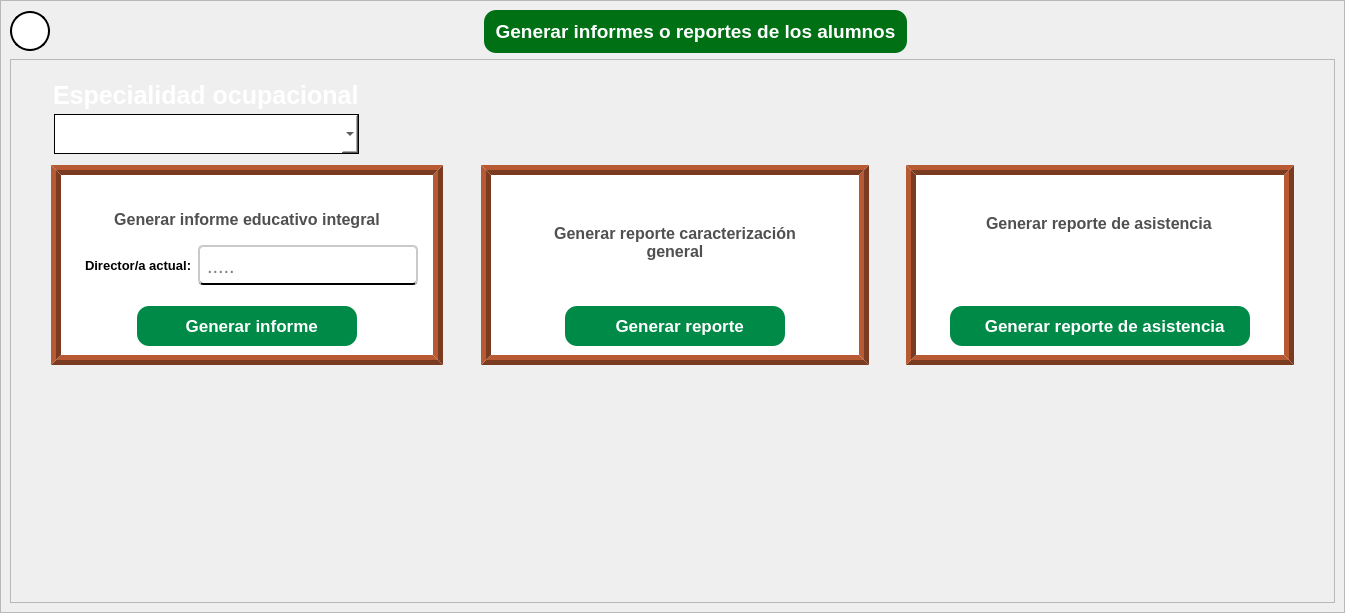
Old version of the form recursos_graficos_y_logicos/elementos_graficos_ui/pantalla_generar_informes_y_reportes_de_alumnos.ui in the repository Enmanuel-86/TELA-APP.
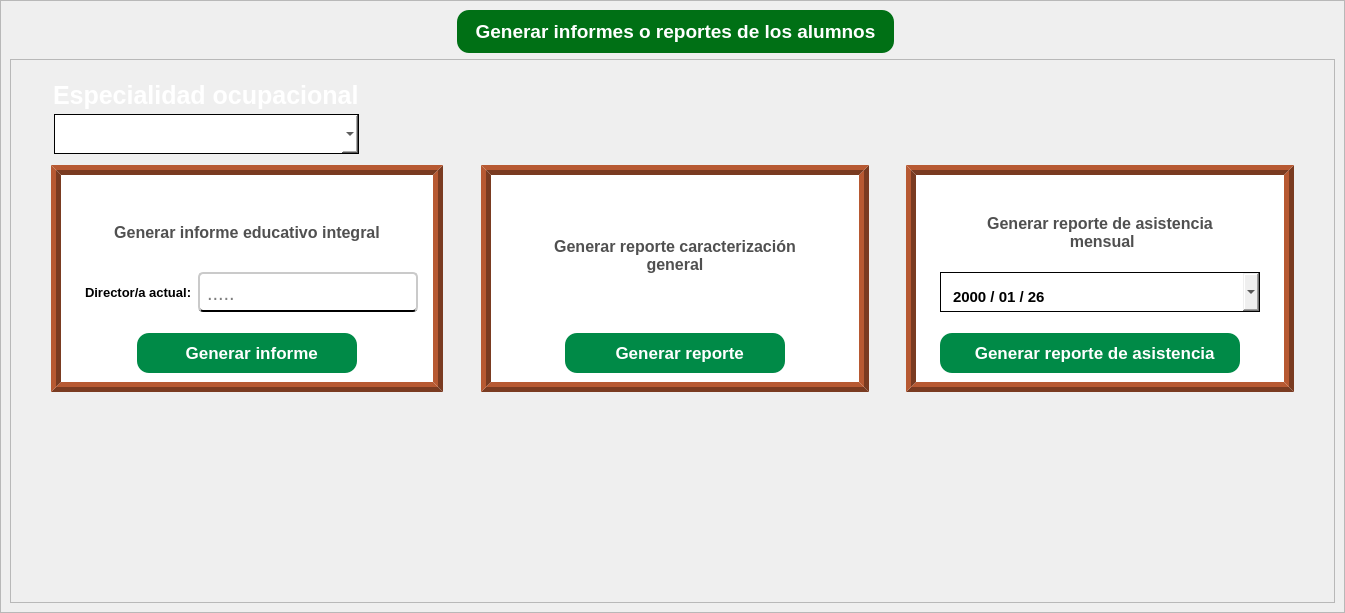
New version of the form. Icons and pictures are not drawn.

Commit message: Se borro el boton de regreso y se implemento el un QDateEdit para la generacion de reportes de asistencia de alumnos

```diff
--- a/recursos_graficos_y_logicos/elementos_graficos_ui/pantalla_generar_informes_y_reportes_de_alumnos.ui
+++ b/recursos_graficos_y_logicos/elementos_graficos_ui/pantalla_generar_informes_y_reportes_de_alumnos.ui
@@ -135,52 +135,6 @@
             </property>
            </spacer>
           </item>
-          <item row="0" column="0">
-           <widget class="QPushButton" name="boton_de_regreso">
-            <property name="minimumSize">
-             <size>
-              <width>40</width>
-              <height>40</height>
-             </size>
-            </property>
-            <property name="maximumSize">
-             <size>
-              <width>40</width>
-              <height>40</height>
-             </size>
-            </property>
-            <property name="cursor">
-             <cursorShape>PointingHandCursor</cursorShape>
-            </property>
-            <property name="styleSheet">
-             <string notr="true">QPushButton{
-
-	background-color: rgb(255, 255, 255);
-	border-radius: 20px ;
-	border:2px solid;
-
-}
-
-QPushButton:hover{
-
-	background-color: rgb(199, 199, 199)
-}</string>
-            </property>
-            <property name="text">
-             <string/>
-            </property>
-            <property name="icon">
-             <iconset>
-              <normaloff>../recursos_de_imagenes/iconos_de_interfaz/flecha_izquierda_2.png</normaloff>../recursos_de_imagenes/iconos_de_interfaz/flecha_izquierda_2.png</iconset>
-            </property>
-            <property name="iconSize">
-             <size>
-              <width>30</width>
-              <height>30</height>
-             </size>
-            </property>
-           </widget>
-          </item>
           <item row="0" column="1">
            <spacer name="horizontalSpacer_4">
             <property name="orientation">
@@ -810,7 +764,7 @@
                   <enum>QFrame::Raised</enum>
                  </property>
                  <layout class="QVBoxLayout" name="verticalLayout_3">
-                  <item alignment="Qt::AlignHCenter|Qt::AlignTop">
+                  <item>
                    <widget class="QLabel" name="label_titulo_reporte_asistencia">
                     <property name="font">
                      <font>
@@ -832,15 +786,201 @@
 </string>
                     </property>
                     <property name="text">
-                     <string>Generar reporte de asistencia</string>
+                     <string>Generar reporte de asistencia 
+ mensual</string>
                     </property>
                     <property name="scaledContents">
                      <bool>false</bool>
                     </property>
+                    <property name="alignment">
+                     <set>Qt::AlignCenter</set>
+                    </property>
+                    <property name="wordWrap">
+                     <bool>false</bool>
+                    </property>
                    </widget>
                   </item>
-                  <item alignment="Qt::AlignHCenter">
-                   <widget class="QPushButton" name="boton_generar_informe_integral_3">
+                  <item>
+                   <widget class="QDateEdit" name="dateedit_fecha_reporte_asistencia">
+                    <property name="minimumSize">
+                     <size>
+                      <width>0</width>
+                      <height>40</height>
+                     </size>
+                    </property>
+                    <property name="font">
+                     <font>
+                      <family>Arial</family>
+                      <pointsize>11</pointsize>
+                      <weight>75</weight>
+                      <italic>false</italic>
+                      <bold>true</bold>
+                     </font>
+                    </property>
+                    <property name="toolTip">
+                     <string>Año/Mes/Dia</string>
+                    </property>
+                    <property name="styleSheet">
+                     <string notr="true">QDateEdit{
+
+	padding-left:10px;
+	padding-top:10px;
+	border:1px solid #000000 ;
+
+}
+
+QDateEdit:focus {
+    border: 2px solid #0078d7;   /* Borde azul cuando está en foco */
+    background-color: #e0f7ff;   /* Fondo azul claro */
+}
+
+QDateEdit:focus {
+    border: 2px solid #0078d7;   /* Borde azul cuando está en foco */
+    background-color: #e0f7ff;   /* Fondo azul claro */
+}
+
+
+
+
+QDateEdit QAbstractItemView {
+    border: 1px solid #ccc;
+    background-color: white;
+    color: #333;
+    padding: 5px;  /* Margen interno de la lista */
+    spacing: 10px; /* Espaciado entre los elementos (algunas versiones de Qt lo admiten) */
+}
+
+QDateEdit QAbstractItemView::item {
+    padding: 8px; /* Espaciado interno de cada elemento */
+    margin: 4px; /* Separación entre los elementos */
+}
+
+QDateEdit QAbstractItemView::item:hover {
+    background-color: #c5c1c1;
+    color: white;
+}
+
+QDateEdit:disabled {
+        background-color:rgb(189, 189, 189);
+        color: #808080;
+        border: 1px solid rgb(127, 127, 127);
+    }
+
+
+QCalendarWidget {
+                background-color: white;
+                border: 1px solid #d0d0d0;
+                border-radius: 8px;
+                font-family: Arial, sans-serif;
+            }
+            
+            /* Barra superior con mes y año */
+            QCalendarWidget QWidget#qt_calendar_navigationbar {
+                background-color: #4a90e2;
+                color: white;
+                border-top-left-radius: 7px;
+                border-top-right-radius: 7px;
+                padding: 5px;
+            }
+            
+            /* Botones de navegación */
+            QCalendarWidget QToolButton {
+                background-color: transparent;
+                color: white;
+                font-weight: bold;
+                border: none;
+                padding: 5px;
+                border-radius: 3px;
+            }
+            
+            QCalendarWidget QToolButton:hover {
+                background-color: rgba(255, 255, 255, 0.2);
+            }
+            
+            /* Días de la semana */
+            QCalendarWidget QHeaderView::section {
+                background-color: #f8f9fa;
+                color: #555555;
+                font-weight: bold;
+                padding: 8px;
+                border: none;
+                border-bottom: 1px solid #e0e0e0;
+            }
+            
+            /* Días normales */
+            QCalendarWidget QAbstractItemView:enabled {
+                color: #333333;
+                background-color: white;
+                selection-background-color: #4a90e2;
+                selection-color: white;
+                outline: none;
+                border: none;
+            }
+            
+            /* Día actual */
+            QCalendarWidget QAbstractItemView:enabled:focus {
+                background-color: #e8f4fd;
+                color: #4a90e2;
+                font-weight: bold;
+            }
+            
+            /* Días de otros meses */
+            QCalendarWidget QAbstractItemView:enabled:!selected {
+                color: #aaaaaa;
+            }
+            
+            /* Efecto hover sobre los días */
+            QCalendarWidget QAbstractItemView:enabled:hover {
+                background-color: #f0f7ff;
+            }
+            
+            /* Fines de semana */
+            QCalendarWidget QAbstractItemView:enabled:selected:alternate {
+                background-color: #4a90e2;
+                color: white;
+            }
+
+
+</string>
+                    </property>
+                    <property name="wrapping">
+                     <bool>false</bool>
+                    </property>
+                    <property name="frame">
+                     <bool>true</bool>
+                    </property>
+                    <property name="accelerated">
+                     <bool>true</bool>
+                    </property>
+                    <property name="keyboardTracking">
+                     <bool>true</bool>
+                    </property>
+                    <property name="showGroupSeparator" stdset="0">
+                     <bool>true</bool>
+                    </property>
+                    <property name="currentSection">
+                     <enum>QDateTimeEdit::YearSection</enum>
+                    </property>
+                    <property name="displayFormat">
+                     <string>yyyy / MM / dd</string>
+                    </property>
+                    <property name="calendarPopup">
+                     <bool>true</bool>
+                    </property>
+                    <property name="currentSectionIndex">
+                     <number>0</number>
+                    </property>
+                    <property name="date">
+                     <date>
+                      <year>2000</year>
+                      <month>1</month>
+                      <day>26</day>
+                     </date>
+                    </property>
+                   </widget>
+                  </item>
+                  <item>
+                   <widget class="QPushButton" name="boton_generar_reporte_asistencia">
                     <property name="sizePolicy">
                      <sizepolicy hsizetype="Fixed" vsizetype="Fixed">
                       <horstretch>0</horstretch>
```
The commit also changes 1 other file.
